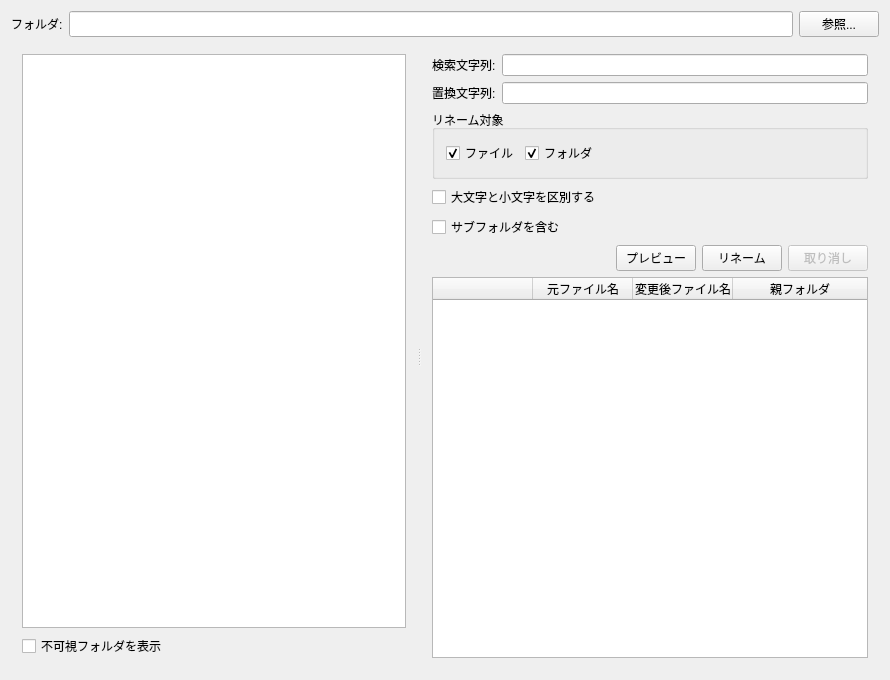
eighttails/bRenamer, file RenamerGUI/mainwindow.ui: the form before one commit.
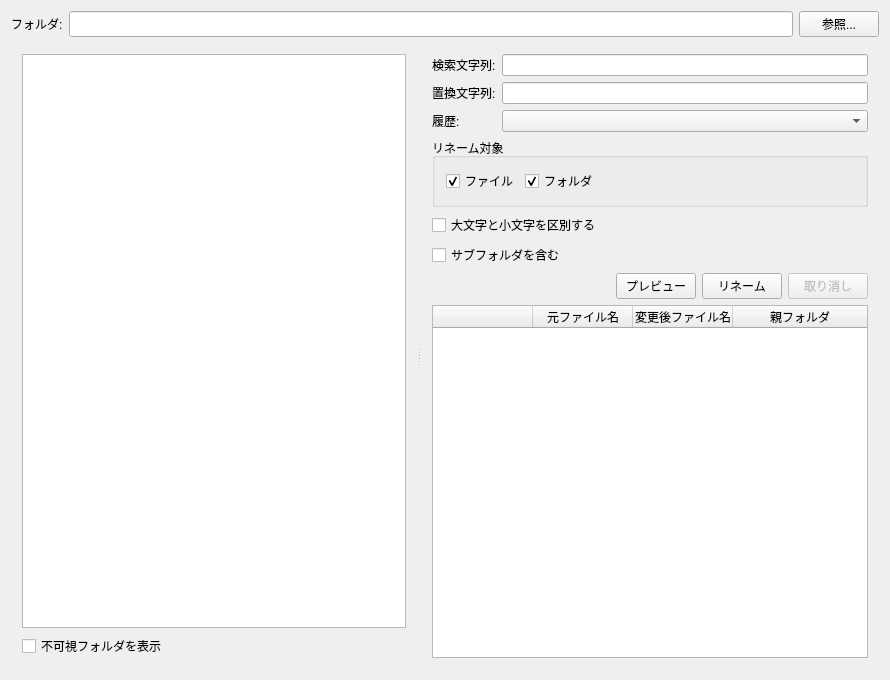
The form after the commit. Custom widgets are drawn as their Qt base class.

Commit message: 履歴の保存を実装

What changed in the file:
```diff
--- a/RenamerGUI/mainwindow.ui
+++ b/RenamerGUI/mainwindow.ui
@@ -114,6 +114,16 @@
           <item row="1" column="1">
            <widget class="QLineEdit" name="LineEditRenameString"/>
           </item>
+          <item row="2" column="0">
+           <widget class="QLabel" name="label_2">
+            <property name="text">
+             <string>履歴:</string>
+            </property>
+           </widget>
+          </item>
+          <item row="2" column="1">
+           <widget class="QComboBox" name="comboBoxHistory"/>
+          </item>
          </layout>
         </item>
         <item>
```
Left out of the diff: 3 changed lines with no effect on the pictures. The commit also changes 5 other files.
